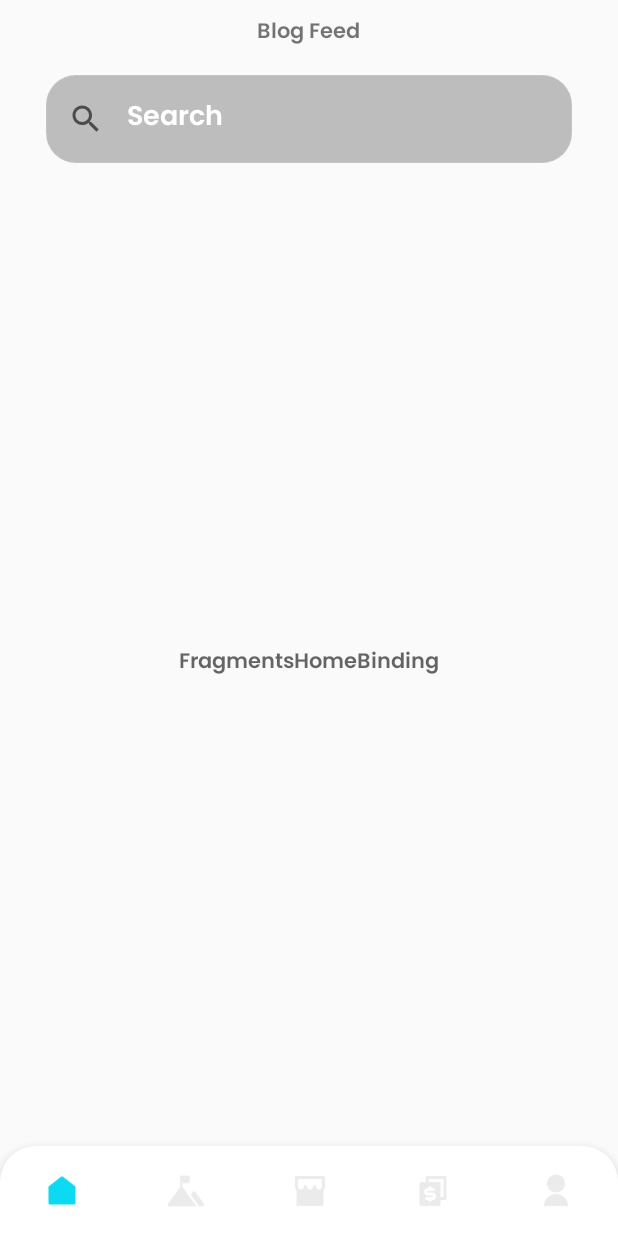
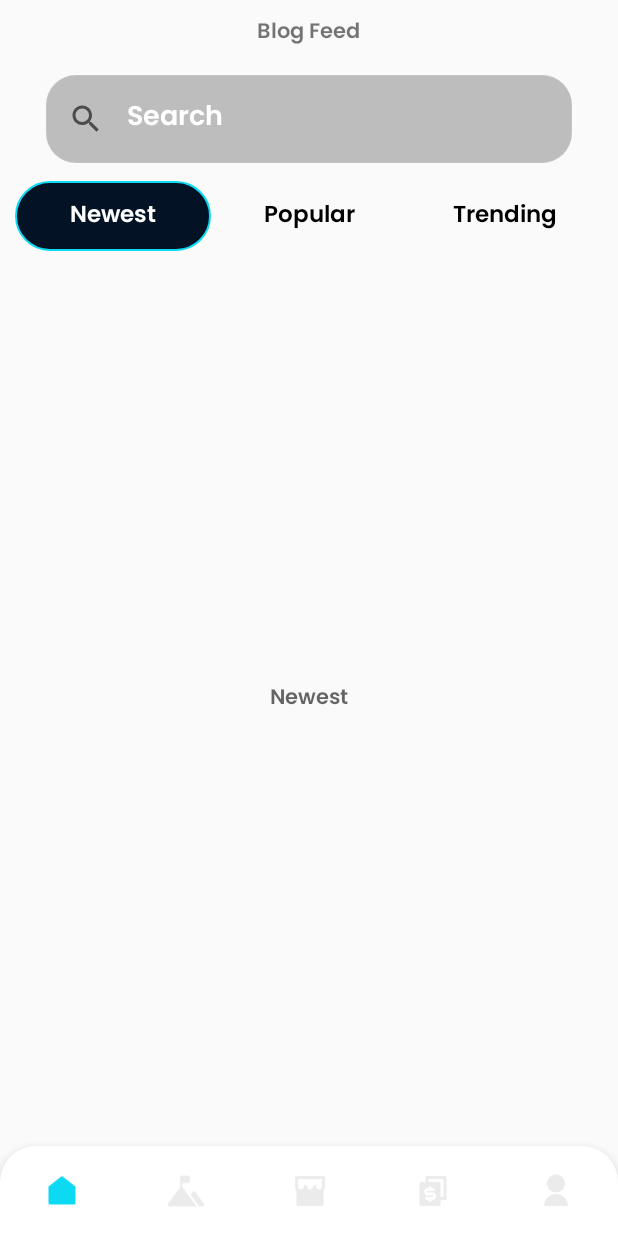
Before and after one commit to AnasLakhani/apexBlogger, an Android app: the screen it shows after launch (HomeActivity), on a phone screen of 412 x 824 dp. Run offline under Robolectric (Android 15) with nearby library versions, the phone set to English and light mode, and no system bars; our stand-ins replace navigation-ui.

Commit message:
add inner fragments

```diff
--- /dev/null
+++ b/app/src/main/java/com/coderlytics/apexblogger/adapters/CategoryTopAdapter.java
@@ -0,0 +1,71 @@
+package com.coderlytics.apexblogger.adapters;
+
+
+import android.content.Context;
+import android.view.LayoutInflater;
+import android.view.View;
+
+import androidx.annotation.NonNull;
+import androidx.fragment.app.Fragment;
+import androidx.fragment.app.FragmentManager;
+import androidx.fragment.app.FragmentPagerAdapter;
+
+import com.coderlytics.apexblogger.databinding.CustomTab2Binding;
+import com.coderlytics.apexblogger.model.CategoriesResponse;
+import com.coderlytics.apexblogger.ui.fragments.BlogsFragmnets;
+
+import org.jetbrains.annotations.NotNull;
+
+import java.util.List;
+
+public class CategoryTopAdapter extends FragmentPagerAdapter {
+
+    final List<CategoriesResponse> subCategoriesResponses;
+    final Context context;
+    boolean isPending;
+
+    public CategoryTopAdapter(@NonNull FragmentManager fm, List<CategoriesResponse> subCategoriesResponses, Context context, boolean isPending) {
+        super(fm);
+        this.subCategoriesResponses = subCategoriesResponses;
+        this.context = context;
+        this.isPending = isPending;
+    }
+
+    @Override
+    public int getCount() {
+        return subCategoriesResponses.size();
+    }
+
+    @NotNull
+    @Override
+    public Fragment getItem(int position) {
+        Fragment fragment;
+        switch (position) {
+            case 0:
+                fragment = new BlogsFragmnets("Newest");
+                break;
+            case 1:
+                fragment = new BlogsFragmnets("Popular");
+                break;
+            case 2:
+                fragment = new BlogsFragmnets("Trending");
+                break;
+            default:
+                throw new IllegalStateException("Unexpected value: " + position);
+        }
+
+        return fragment;
+    }
+
+    @Override
+    public CharSequence getPageTitle(int position) {
+        return subCategoriesResponses.get(position).getCategoryName();
+    }
+
+    public View getTabView(int position) {
+        CustomTab2Binding binding = CustomTab2Binding.inflate(LayoutInflater.from(context));
+        binding.text1.setText(subCategoriesResponses.get(position).getCategoryName());
+        return binding.getRoot();
+    }
+
+}
--- /dev/null
+++ b/app/src/main/java/com/coderlytics/apexblogger/model/CategoriesResponse.kt
@@ -0,0 +1,3 @@
+package com.coderlytics.apexblogger.model
+
+class CategoriesResponse(var categoryId: String, var categoryName: String)
--- /dev/null
+++ b/app/src/main/java/com/coderlytics/apexblogger/ui/fragments/BlogsFragmnets.java
@@ -0,0 +1,31 @@
+package com.coderlytics.apexblogger.ui.fragments;
+
+import android.os.Bundle;
+import android.view.LayoutInflater;
+import android.view.View;
+import android.view.ViewGroup;
+
+import androidx.annotation.NonNull;
+import androidx.annotation.Nullable;
+import androidx.fragment.app.Fragment;
+
+import com.coderlytics.apexblogger.databinding.FragmentsBlogsBinding;
+
+public class BlogsFragmnets extends Fragment {
+
+    FragmentsBlogsBinding binding;
+
+    String s;
+
+    public BlogsFragmnets(String s) {
+        this.s = s;
+    }
+
+    @Nullable
+    @Override
+    public View onCreateView(@NonNull LayoutInflater inflater, @Nullable ViewGroup container, @Nullable Bundle savedInstanceState) {
+        binding = FragmentsBlogsBinding.inflate(inflater, container, false);
+        binding.txt.setText(s);
+        return binding.getRoot();
+    }
+}
--- a/app/src/main/java/com/coderlytics/apexblogger/ui/fragments/HomeFragments.java
+++ b/app/src/main/java/com/coderlytics/apexblogger/ui/fragments/HomeFragments.java
@@ -9,7 +9,12 @@ import androidx.annotation.NonNull;
 import androidx.annotation.Nullable;
 import androidx.fragment.app.Fragment;
 
+import com.coderlytics.apexblogger.adapters.CategoryTopAdapter;
 import com.coderlytics.apexblogger.databinding.FragmentsHomeBinding;
+import com.coderlytics.apexblogger.model.CategoriesResponse;
+import com.google.android.material.tabs.TabLayout;
+
+import java.util.ArrayList;
 
 public class HomeFragments extends Fragment {
 
@@ -19,7 +24,29 @@ public class HomeFragments extends Fragment {
     @Override
     public View onCreateView(@NonNull LayoutInflater inflater, @Nullable ViewGroup container, @Nullable Bundle savedInstanceState) {
         binding = FragmentsHomeBinding.inflate(inflater, container, false);
-        binding.txt.setText("FragmentsHomeBinding");
+
+
+        ArrayList<CategoriesResponse> responses = new ArrayList<>();
+
+        responses.add(new CategoriesResponse("0","Newest"));
+        responses.add(new CategoriesResponse("1","Popular"));
+        responses.add(new CategoriesResponse("2","Trending"));
+
+        CategoryTopAdapter pagerAdapter =
+                new CategoryTopAdapter(getChildFragmentManager(), responses, requireContext(),true);
+        binding.viewpager.setAdapter(pagerAdapter);
+        binding.viewpager.setOffscreenPageLimit(responses.size());
+
+        binding.tabLayout.setupWithViewPager(binding.viewpager);
+
+        // Iterate over all tabs and set the custom view
+        for (int i = 0; i < binding.tabLayout.getTabCount(); i++) {
+            TabLayout.Tab tab = binding.tabLayout.getTabAt(i);
+            assert tab != null;
+            tab.setCustomView(pagerAdapter.getTabView(i));
+        }
+
+
         return binding.getRoot();
     }
 }
--- /dev/null
+++ b/app/src/main/res/drawable/pressed_tab.xml
@@ -0,0 +1,8 @@
+<?xml version="1.0" encoding="UTF-8"?>
+<shape xmlns:android="http://schemas.android.com/apk/res/android"
+    android:shape="rectangle">
+    <solid android:color="@color/colorPrimary"/>
+    <corners android:radius="80dp" />
+    <stroke android:color="@color/colorAccent" android:width="1dp"/>
+
+</shape>
--- /dev/null
+++ b/app/src/main/res/drawable/selected_tab.xml
@@ -0,0 +1,8 @@
+<?xml version="1.0" encoding="UTF-8"?>
+<shape xmlns:android="http://schemas.android.com/apk/res/android"
+    android:shape="rectangle">
+    <solid android:color="@color/colorPrimary"/>
+    <corners android:radius="80dp" />
+    <stroke android:color="@color/colorPrimaryDark" android:width="1dp"/>
+
+</shape>
--- /dev/null
+++ b/app/src/main/res/drawable/tab_selector.xml
@@ -0,0 +1,6 @@
+<?xml version="1.0" encoding="utf-8"?>
+<selector xmlns:android="http://schemas.android.com/apk/res/android">
+    <item android:drawable="@drawable/selected_tab" android:state_selected="true"/>
+    <item android:drawable="@drawable/pressed_tab" android:state_pressed="true"/>
+    <item android:drawable="@drawable/unselected_tab" />
+</selector>
--- /dev/null
+++ b/app/src/main/res/drawable/tab_text_color_selector.xml
@@ -0,0 +1,9 @@
+<selector xmlns:android="http://schemas.android.com/apk/res/android">
+    <item android:state_selected="true"
+        android:color="@android:color/white" />
+    <item android:state_focused="true"
+        android:color="@android:color/black" />
+    <item android:state_pressed="true"
+        android:color="@android:color/black" />
+    <item android:color="@android:color/black" /> <!-- default case -->
+</selector>
--- /dev/null
+++ b/app/src/main/res/drawable/unselected_tab.xml
@@ -0,0 +1,8 @@
+<?xml version="1.0" encoding="UTF-8"?>
+<shape xmlns:android="http://schemas.android.com/apk/res/android"
+    android:shape="rectangle">
+    <solid android:color="#00FFFFFF"/>
+    <corners android:radius="0dp" />
+    <stroke android:color="#00FFFFFF" android:width="1dp"/>
+
+</shape>
--- /dev/null
+++ b/app/src/main/res/layout/custom_tab2.xml
@@ -0,0 +1,20 @@
+<?xml version="1.0" encoding="utf-8"?>
+<TextView
+    xmlns:android="http://schemas.android.com/apk/res/android"
+    xmlns:app="http://schemas.android.com/apk/res-auto"
+    android:id="@+id/text1"
+    android:layout_height="wrap_content"
+    android:layout_width="wrap_content"
+    android:textSize="@dimen/spacing_large"
+    android:gravity="center"
+    android:paddingLeft="12dp"
+    android:paddingRight="12dp"
+    android:paddingTop="10dp"
+    android:layout_marginRight="@dimen/spacing_xmedium"
+    android:layout_marginLeft="@dimen/spacing_xmedium"
+    android:background="@drawable/tab_selector"
+    android:textColor="@drawable/tab_text_color_selector"
+    android:paddingBottom="10dp"
+    android:layout_marginEnd="5dp"
+    android:layout_marginStart="5dp"
+    />
--- /dev/null
+++ b/app/src/main/res/layout/fragments_blogs.xml
@@ -0,0 +1,17 @@
+<?xml version="1.0" encoding="utf-8"?>
+<LinearLayout
+    android:orientation="vertical"
+    xmlns:android="http://schemas.android.com/apk/res/android"
+    android:layout_width="match_parent"
+    android:gravity="center"
+    android:layout_height="match_parent">
+
+
+    <TextView
+        android:id="@+id/txt"
+        android:layout_width="wrap_content"
+        android:layout_height="wrap_content"
+        android:textAppearance="@style/TextAppearance.AppCompat.Widget.PopupMenu.Header"/>
+
+
+</LinearLayout>
--- a/app/src/main/res/layout/fragments_home.xml
+++ b/app/src/main/res/layout/fragments_home.xml
@@ -1,17 +1,35 @@
 <?xml version="1.0" encoding="utf-8"?>
-<LinearLayout
-    android:orientation="vertical"
+<LinearLayout android:orientation="vertical"
     xmlns:android="http://schemas.android.com/apk/res/android"
     android:layout_width="match_parent"
     android:gravity="center"
-    android:layout_height="match_parent">
+    android:layout_height="match_parent"
+    xmlns:app="http://schemas.android.com/apk/res-auto">
 
 
-    <TextView
-        android:id="@+id/txt"
-        android:layout_width="wrap_content"
+
+    <com.google.android.material.tabs.TabLayout
+        android:id="@+id/tab_layout"
+        android:layout_width="match_parent"
         android:layout_height="wrap_content"
-        android:textAppearance="@style/TextAppearance.AppCompat.Widget.PopupMenu.Header"/>
+        android:layout_marginLeft="@dimen/spacing_middle"
+        android:layout_marginRight="@dimen/spacing_middle"
+        android:visibility="visible"
+        app:elevation="3dp"
+        app:tabGravity="fill"
+        app:tabIndicatorHeight="0dp"
+        app:tabMode="fixed"
+        app:tabPaddingEnd="0dp"
+        app:tabPaddingStart="0dp"
+        app:tabRippleColor="@null"
+        app:tabSelectedTextColor="@color/colorAccent"
+        app:tabTextAppearance="@style/MyTabLayoutTextAppearance"
+        app:tabTextColor="@android:color/black" />
 
+    <androidx.viewpager.widget.ViewPager
+        android:id="@+id/viewpager"
+        android:layout_width="match_parent"
+        android:layout_height="wrap_content"
+        android:visibility="visible" />
 
 </LinearLayout>
--- a/app/src/main/res/values/styles.xml
+++ b/app/src/main/res/values/styles.xml
@@ -11,6 +11,11 @@
 <!--        <item name="snackbarStyle">@style/MySnackBarStyle</item>-->
     </style>
 
+    <style name="MyTabLayoutTextAppearance" parent="TextAppearance.AppCompat.Widget.ActionBar.Title.Inverse">
+        <item name="android:textSize">10sp</item>
+        <item name="android:textAllCaps">false</item>
+    </style>
+
 
     <!-- snackbar style in res/values -->
 
```
